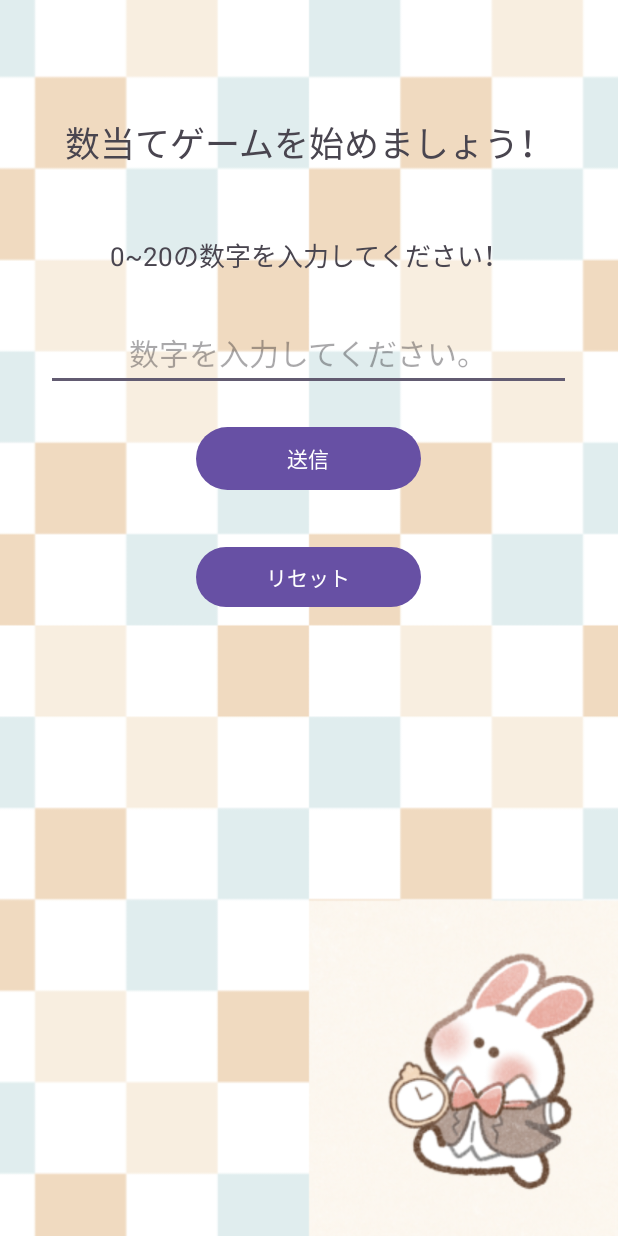
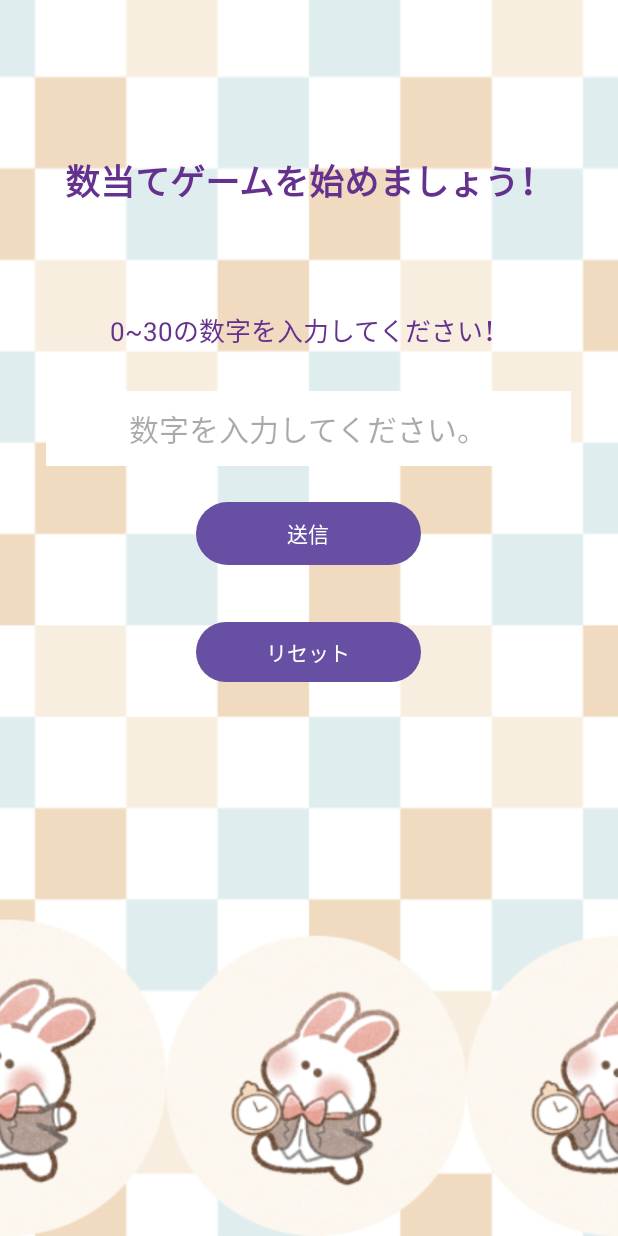
Before and after one commit to AmaZora230/kazuate, an Android app: the screen it shows after launch (MainActivity), after a tap on "リセット", on a phone screen of 412 x 824 dp. Run offline under Robolectric (Android 15) with nearby library versions, the phone set to English and light mode, and no system bars.

Commit message:
テキストの装飾

```diff
--- a/app/src/main/java/com/example/kazuate/MainActivity.java
+++ b/app/src/main/java/com/example/kazuate/MainActivity.java
@@ -59,7 +59,7 @@ public class MainActivity extends AppCompatActivity {
 
         //数当てゲームを始めるかどうかの問 →　レイアウトで初期設定したため不要
         //初期ランダムの数字を作成
-        int randomNum = random.nextInt(21);
+        int randomNum = random.nextInt(31);
 
         //iの初期設定は不要。（最初の値は0の為）
 
@@ -109,7 +109,7 @@ public class MainActivity extends AppCompatActivity {
         reset.setOnClickListener(new View.OnClickListener() {
             @Override
             public void onClick(View v) {
-                int randomNum = random.nextInt(21);
+                int randomNum = random.nextInt(31);
                 result.setText(R.string.ResultStart);
                 tv.setText(R.string.TvStart);
                 sent.setEnabled(true);
--- a/app/src/main/res/layout/activity_main.xml
+++ b/app/src/main/res/layout/activity_main.xml
@@ -10,11 +10,12 @@
 
 
     <ImageView
-        android:id="@+id/imageView2"
+        android:id="@+id/img"
         android:layout_width="wrap_content"
         android:layout_height="wrap_content"
-        app:srcCompat="@drawable/background"
-        android:scaleType="centerCrop"/>
+        app:srcCompat="@drawable/back"
+        android:scaleType="centerCrop"
+        tools:ignore="MissingConstraints" />
 
     <LinearLayout
         android:layout_width="match_parent"
@@ -30,10 +31,11 @@
         <TextView
             android:id="@+id/result"
             android:layout_width="match_parent"
-            android:layout_height="100dp"
+            android:layout_height="150dp"
             android:text="@string/ResultStart"
             android:textSize="23dp"
-            android:gravity="center"/>
+            android:gravity="center"
+            android:textColor="#65318e" />
 
         <TextView
             android:id="@+id/tv"
@@ -41,7 +43,8 @@
             android:layout_height="50dp"
             android:text="@string/TvStart"
             android:textSize="17dp"
-            android:gravity="center"/>
+            android:gravity="center"
+            android:textColor="#65318e"/>
 
         <EditText
             android:id="@+id/edit"
@@ -55,7 +58,9 @@
             android:hint="@string/editText"
             android:inputType="number"
             android:text=""
-            android:textSize="20dp" />
+            android:textSize="20dp"
+            android:background="@color/cardview_light_background"
+            android:textColor="#745399"/>
 
         <Button
             android:id="@+id/sent"
--- a/app/src/main/res/values/strings.xml
+++ b/app/src/main/res/values/strings.xml
@@ -1,11 +1,11 @@
 <resources>
     <string name="app_name">kazuate</string>
-    <string name="ResultStart">数当てゲームを始めましょう！</string>
-    <string name="TvStart">0~20の数字を入力してください！</string>
-    <string name="big">大きいです。</string>
-    <string name="small">小さいです。</string>
-    <string name="correct">正解です！おめでとう！</string>
-    <string name="incorrect">カウントオーバー。正解は %d でした。</string>
+    <string name="ResultStart"><b>数当てゲームを始めましょう！</b></string>
+    <string name="TvStart">0~30の数字を入力してください！</string>
+    <string name="big"><b>大きいです。</b></string>
+    <string name="small"><b>小さいです。</b></string>
+    <string name="correct"><b>正解です！おめでとう！</b></string>
+    <string name="incorrect"><b>カウントオーバー。正解は %d でした。</b></string>
     <string name="reset">リセットではじめから。</string>
     <string name="editText">数字を入力してください。</string>
 </resources>
```
Also changed, not shown: app/src/main/res/drawable/back.png (added), app/src/main/res/drawable/background.png (deleted).
